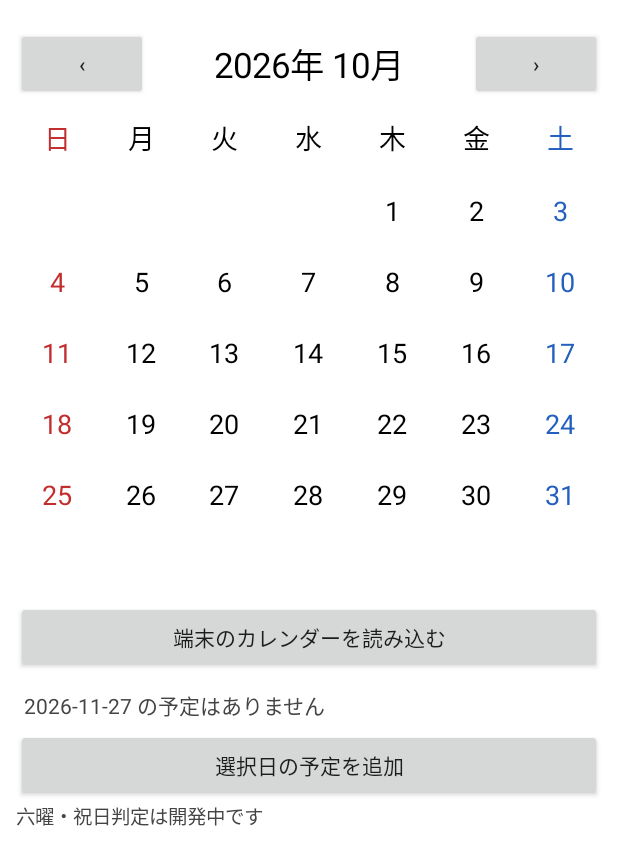
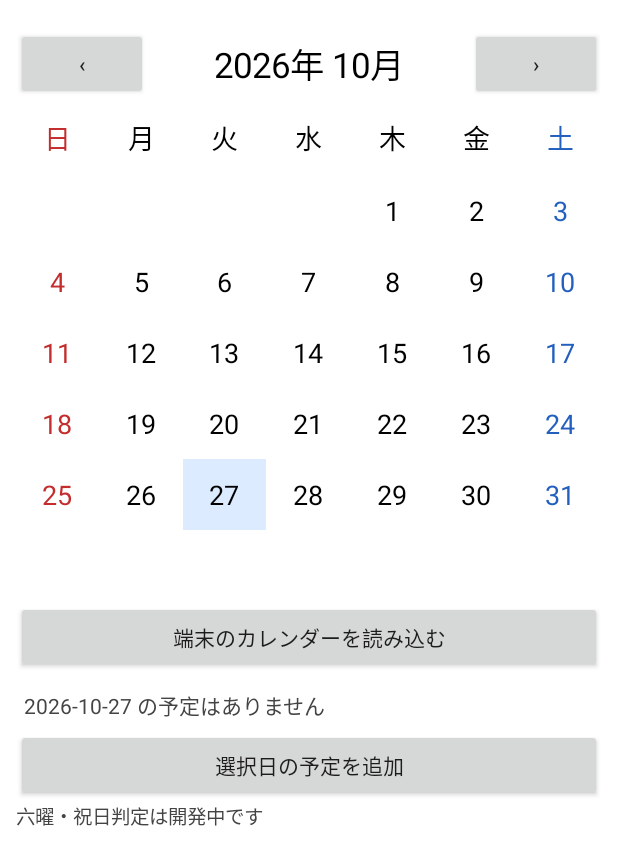
Before and after one commit to kurenn46-max/night-calendar-, an Android app: the screen it shows after launch (MainActivity), after a tap on an icon or button, on a phone screen of 412 x 824 dp. Shown: the top 865 px of the screen. Run offline under Robolectric (Android 15) with nearby library versions, the phone set to English and light mode, and no system bars.

Commit message:
fix: keep selected event date within displayed calendar month

```diff
--- a/app/src/main/java/com/nightcalendar/MainActivity.kt
+++ b/app/src/main/java/com/nightcalendar/MainActivity.kt
@@ -36,13 +36,13 @@ class MainActivity : Activity() {
             setBackgroundColor(Color.WHITE)
         }
         val navigation = LinearLayout(this).apply { gravity = Gravity.CENTER_VERTICAL }
-        val previous = Button(this).apply { text = "‹"; setOnClickListener { month = month.minusMonths(1); render() } }
+        val previous = Button(this).apply { text = "‹"; setOnClickListener { moveMonth(-1) } }
         heading = TextView(this).apply {
             textSize = 23f
             gravity = Gravity.CENTER
             setTextColor(Color.BLACK)
         }
-        val next = Button(this).apply { text = "›"; setOnClickListener { month = month.plusMonths(1); render() } }
+        val next = Button(this).apply { text = "›"; setOnClickListener { moveMonth(1) } }
         navigation.addView(previous)
         navigation.addView(heading, LinearLayout.LayoutParams(0, -2, 1f))
         navigation.addView(next)
@@ -81,6 +81,12 @@ class MainActivity : Activity() {
             setTextColor(Color.DKGRAY)
         })
         setContentView(root)
+        render()
+    }
+
+    private fun moveMonth(delta: Long) {
+        month = month.plusMonths(delta)
+        selectedDate = month.atDay(selectedDate.dayOfMonth.coerceAtMost(month.lengthOfMonth()))
         render()
     }
 
```
